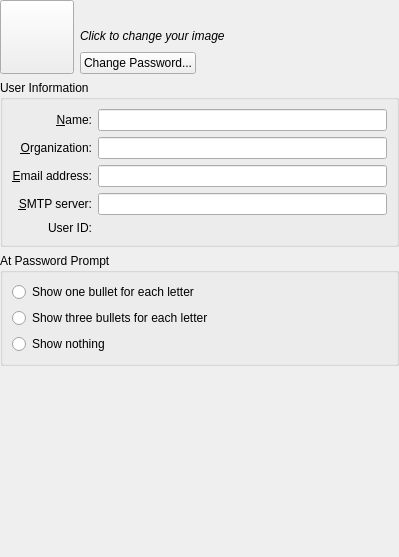
Before: the Qt Designer form kcms/useraccount/main_widget.ui in Sonic-DE/sonic-desktop-interface, drawn with Qt 5.
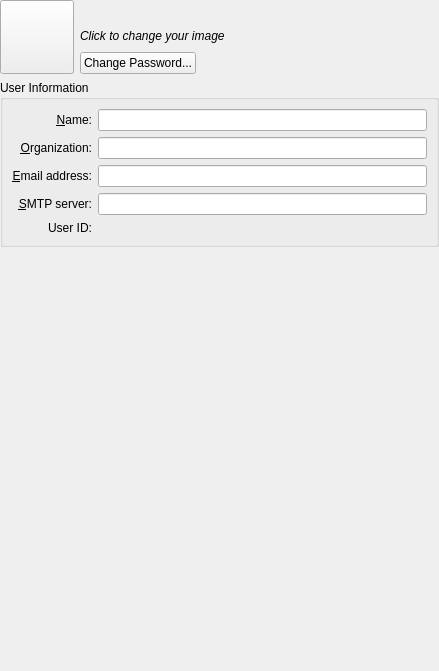
After: the same form once the commit is applied. Custom widgets are drawn as their Qt base class.

Commit message:
Remove option to show 3 characters for every keypress in passwords
It doesn't work on QLineEdits, it doesn't work on QtQuick TextFields,
and it can never work. Given most our main password promptes are QtQuick
TextFields this is a problem.

Having an option that doesn't work is worse than not having an option,
so I've removed it.

Patch:
```diff
--- a/kcms/useraccount/main_widget.ui
+++ b/kcms/useraccount/main_widget.ui
@@ -7,8 +7,8 @@
    <rect>
     <x>0</x>
     <y>0</y>
-    <width>399</width>
-    <height>557</height>
+    <width>439</width>
+    <height>671</height>
    </rect>
   </property>
   <layout class="QVBoxLayout" name="verticalLayout">
@@ -234,36 +234,6 @@
      </layout>
     </widget>
    </item>
-   <item>
-    <widget class="KButtonGroup" name="kcfg_EchoMode">
-     <property name="title">
-      <string>At Password Prompt</string>
-     </property>
-     <layout class="QVBoxLayout" name="verticalLayout_2">
-      <item>
-       <widget class="QRadioButton" name="rdbOneStar">
-        <property name="text">
-         <string>Show one bullet for each letter</string>
-        </property>
-       </widget>
-      </item>
-      <item>
-       <widget class="QRadioButton" name="rdbThreeStars">
-        <property name="text">
-         <string>Show three bullets for each letter</string>
-        </property>
-       </widget>
-      </item>
-      <item>
-       <widget class="QRadioButton" name="rdbShowPassword">
-        <property name="text">
-         <string>Show nothing</string>
-        </property>
-       </widget>
-      </item>
-     </layout>
-    </widget>
-   </item>
    <item>
     <spacer>
      <property name="orientation">
@@ -283,12 +253,6 @@
   </layout>
  </widget>
  <customwidgets>
-  <customwidget>
-   <class>KButtonGroup</class>
-   <extends>QGroupBox</extends>
-   <header>kbuttongroup.h</header>
-   <container>1</container>
-  </customwidget>
   <customwidget>
    <class>KLineEdit</class>
    <extends>QLineEdit</extends>
```
The commit also changes 4 other files.
